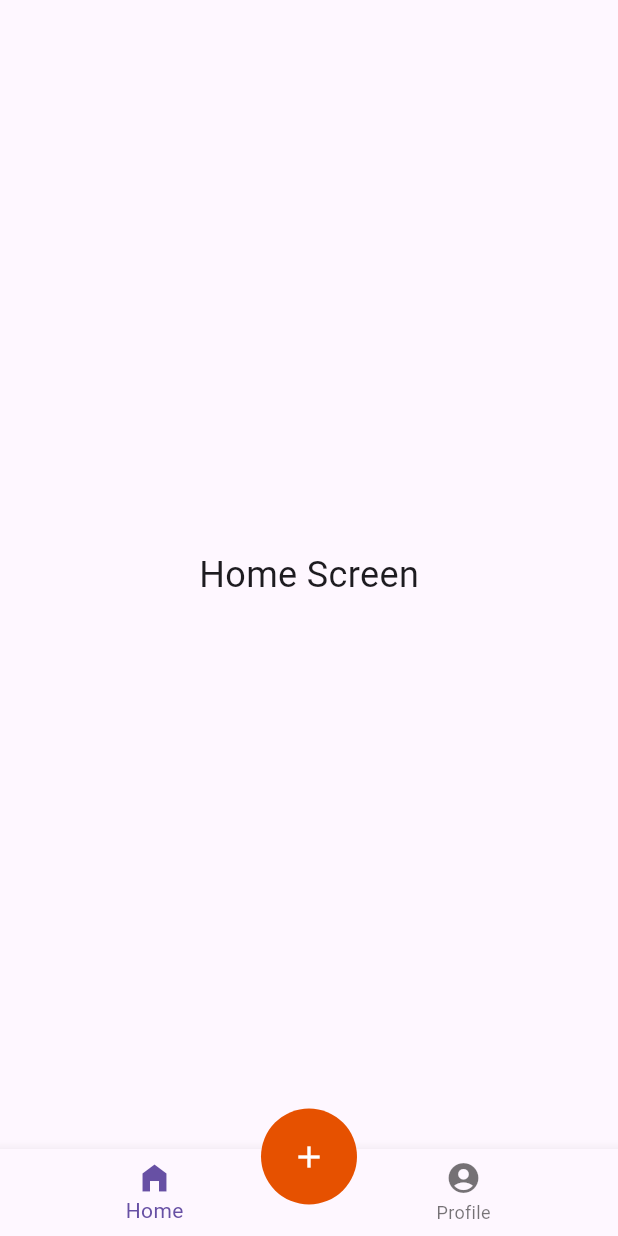
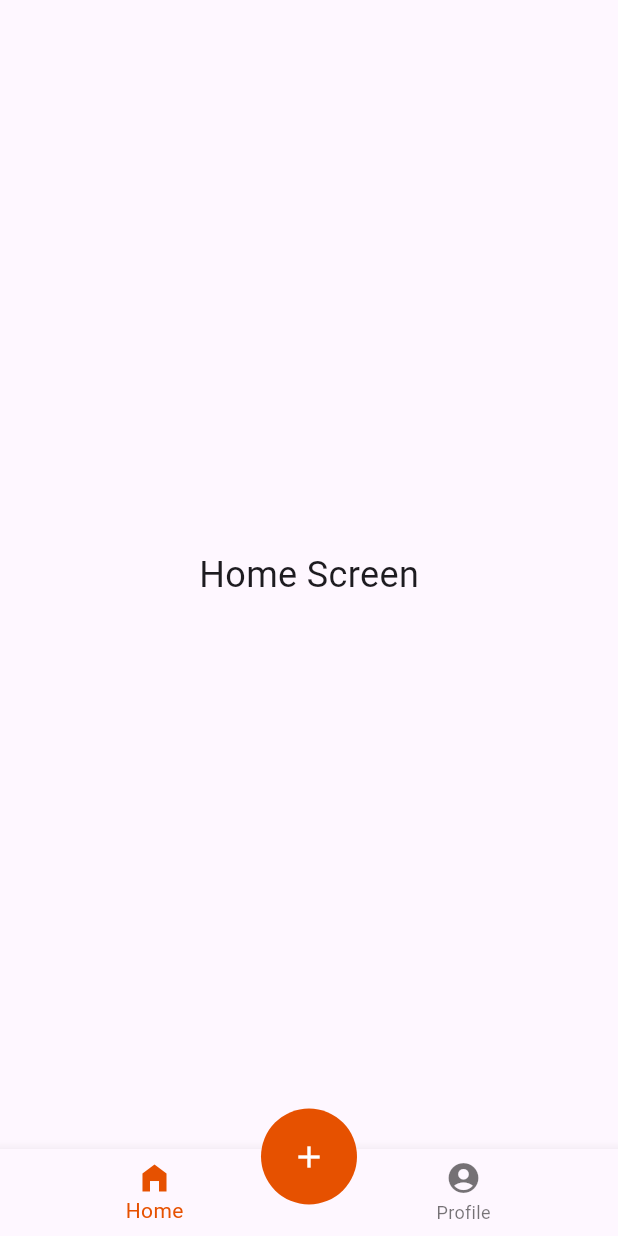
Before and after one commit to jigneng1/planAday, a Flutter app: the screen it shows after launch, on a phone screen of 412 x 824 dp. Run offline on Flutter 3.47's test engine with Material 3 defaults, Android fonts, the phone set to English and light mode, and no system bars.

Commit message:
add : nav color theme

```diff
--- a/lib/src/app.dart
+++ b/lib/src/app.dart
@@ -48,8 +48,13 @@ class _MainLayoutState extends State<MainLayout> {
       bottomNavigationBar: BottomNavigationBar(
         currentIndex: _currentIndex,
         onTap: onTabTapped,
+        selectedItemColor: Colors.orange[900],
         items: const [
-          BottomNavigationBarItem(icon: Icon(Icons.home_filled), label: "Home"),
+          BottomNavigationBarItem(
+              icon: Icon(
+                Icons.home_filled,
+              ),
+              label: "Home"),
           BottomNavigationBarItem(
             icon: Icon(Icons.account_circle),
             label: 'Profile',
```
